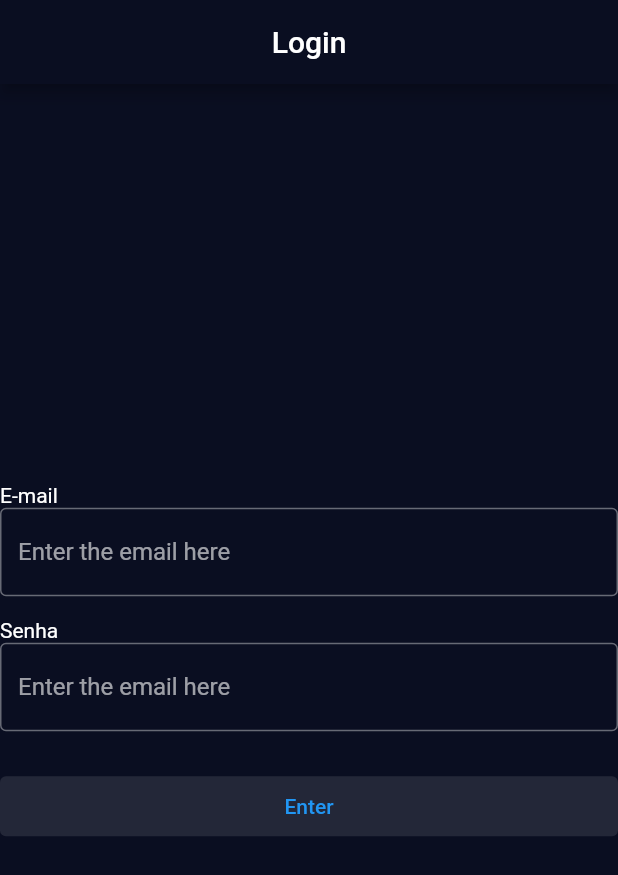
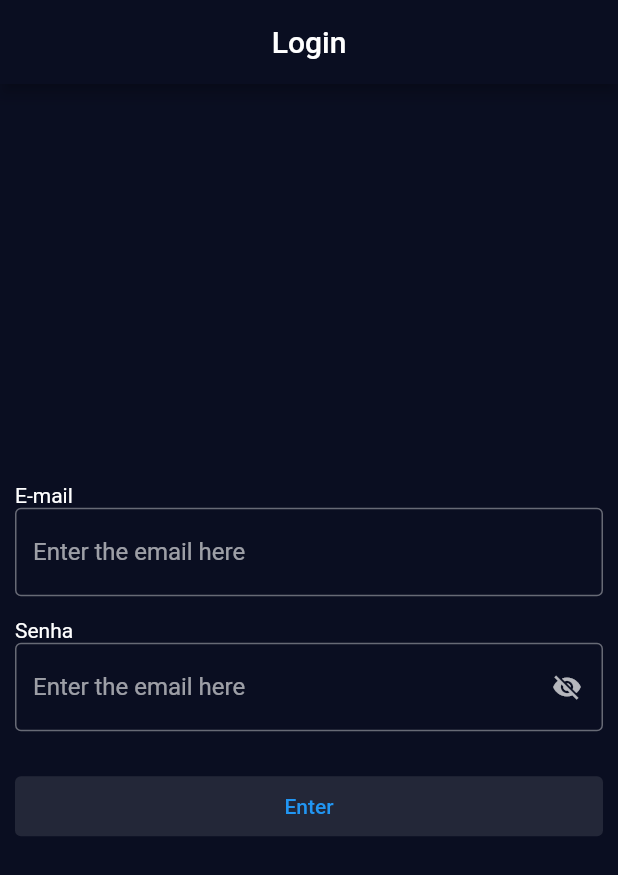
Before and after one commit to mahauni/euro-farma-gamify, a Flutter app: the screen it shows after launch, on a phone screen of 412 x 824 dp. Shown: the top 875 px of the screen. Run offline on Flutter 3.47's test engine with Material 2 defaults, Android fonts, the phone set to English and light mode, and no system bars.

Commit message:
Adding features to login page

```diff
--- a/lib/pages/login_page.dart
+++ b/lib/pages/login_page.dart
@@ -1,6 +1,7 @@
 // ignore_for_file: prefer_const_constructors, prefer_const_literals_to_create_immutables
 
 import 'package:flutter/material.dart';
+import 'package:flutter/services.dart';
 
 class LoginPage extends StatefulWidget {
   const LoginPage({super.key});
@@ -10,6 +11,9 @@ class LoginPage extends StatefulWidget {
 }
 
 class _LoginPageState extends State<LoginPage> {
+  bool _passwordVisible = false;
+  bool _denySpaces = false;
+
   @override
   Widget build(BuildContext context) {
     return Scaffold(
@@ -23,25 +27,50 @@ class _LoginPageState extends State<LoginPage> {
             child: Container(
               alignment: Alignment.center,
               child: ListView(
+                padding: EdgeInsets.all(10.0),
                 shrinkWrap: true,
                 children: [
                   Text("E-mail"),
                   TextField(
+                    inputFormatters: [
+                      if (_denySpaces)
+                        FilteringTextInputFormatter.deny(RegExp(r'\s')),
+                    ],
                     decoration: InputDecoration(
-                        border: OutlineInputBorder(),
-                        hintText: "Enter the email here"),
+                      border: OutlineInputBorder(),
+                      hintText: "Enter the email here",
+                    ),
                   ),
                   SizedBox(
                     height: 15,
                   ),
                   Text("Senha"),
                   TextField(
+                    inputFormatters: [
+                      if (_denySpaces)
+                        FilteringTextInputFormatter.deny(RegExp(r'\s')),
+                    ],
                     decoration: InputDecoration(
-                        border: OutlineInputBorder(),
-                        hintText: "Enter the email here"),
+                      border: OutlineInputBorder(),
+                      hintText: "Enter the email here",
+                      suffixIcon: IconButton(
+                        splashColor: Colors.transparent,
+                        icon: Icon(
+                          _passwordVisible
+                              ? Icons.visibility
+                              : Icons.visibility_off,
+                        ),
+                        iconSize: 20,
+                        onPressed: () {
+                          setState(() {
+                            _passwordVisible = !_passwordVisible;
+                          });
+                        },
+                      ),
+                    ),
                     autocorrect: false,
                     enableSuggestions: false,
-                    obscureText: true,
+                    obscureText: !_passwordVisible,
                   ),
                   SizedBox(
                     height: 30,
```
